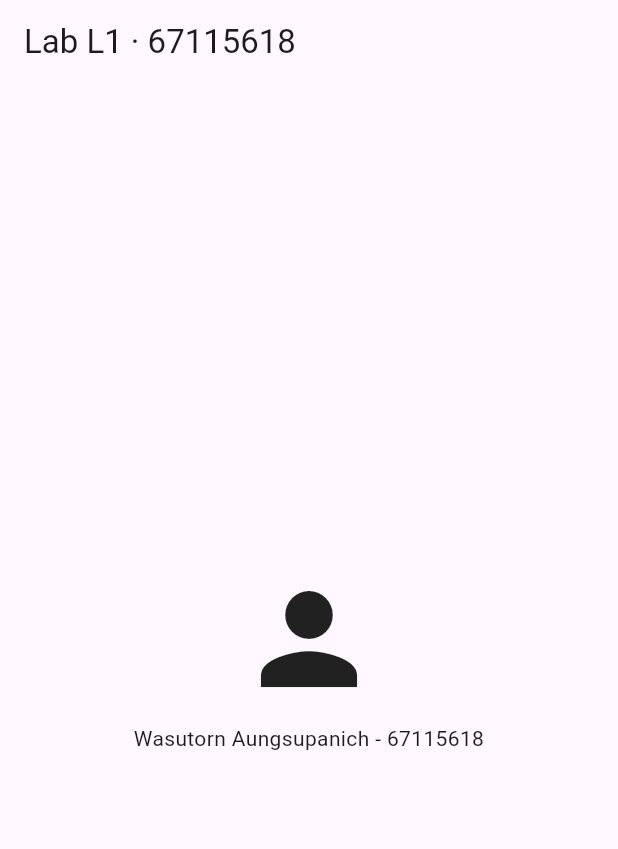
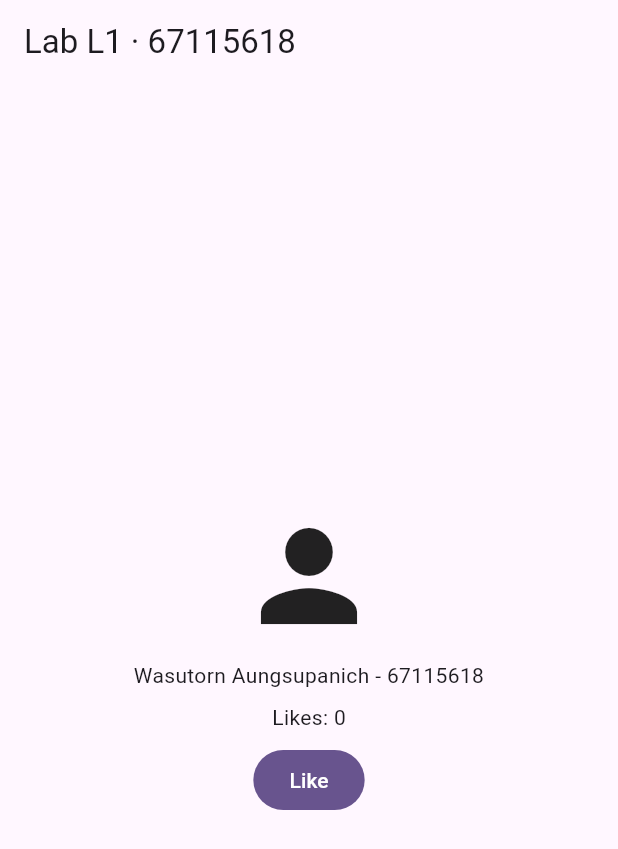
Before and after one commit to chinoposd/lab01_profile, a Flutter app: the screen it shows after launch, on a phone screen of 412 x 824 dp. Shown: the top 849 px of the screen. Run offline on Flutter 3.47's test engine with Material 3 defaults, Android fonts, the phone set to English and light mode, and no system bars.

Commit message:
Add Like counter using setState

```diff
--- a/lib/main.dart
+++ b/lib/main.dart
@@ -18,8 +18,21 @@ void main() {
   );
 }
 
-class HomePage extends StatelessWidget {
+class HomePage extends StatefulWidget {
   const HomePage({super.key});
+
+  @override
+  State<HomePage> createState() => _HomePageState();
+}
+
+class _HomePageState extends State<HomePage> {
+  int _likes = 0;
+
+  void _like() {
+    setState(() {
+      _likes++;
+    });
+  }
 
   @override
   Widget build(BuildContext context) {
@@ -28,18 +41,25 @@ class HomePage extends StatelessWidget {
         title: const Text('Lab L1 · 67115618'),
         backgroundColor: const Color(0xFFFFF7FF),
       ),
-      body: const Center(
+      body: Center(
         child: Column(
           mainAxisSize: MainAxisSize.min,
           children: [
-            Icon(
+            const Icon(
               Icons.person,
               size: 96,
             ),
-            SizedBox(height: 8),
-            Text(
+            const SizedBox(height: 8),
+            const Text(
               'Wasutorn Aungsupanich - 67115618',
               textAlign: TextAlign.center,
+            ),
+            const SizedBox(height: 8),
+            Text('Likes: $_likes'),
+            const SizedBox(height: 8),
+            FilledButton(
+              onPressed: _like,
+              child: const Text('Like'),
             ),
           ],
         ),
```
